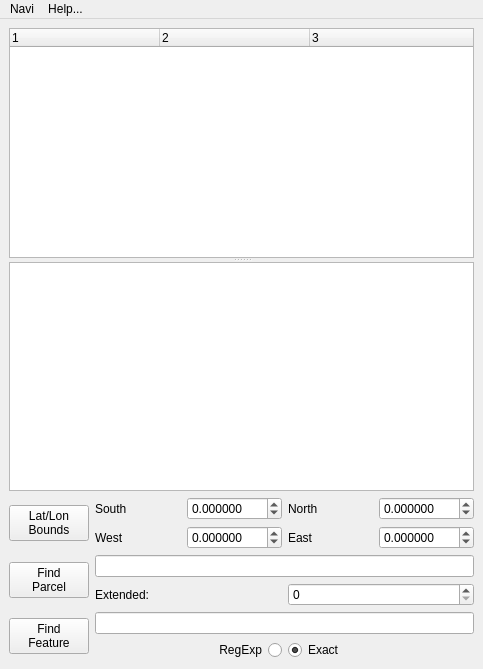
The window that ui/asroute.ui (berndhs/navi) describes before a commit, drawn with Qt 5.
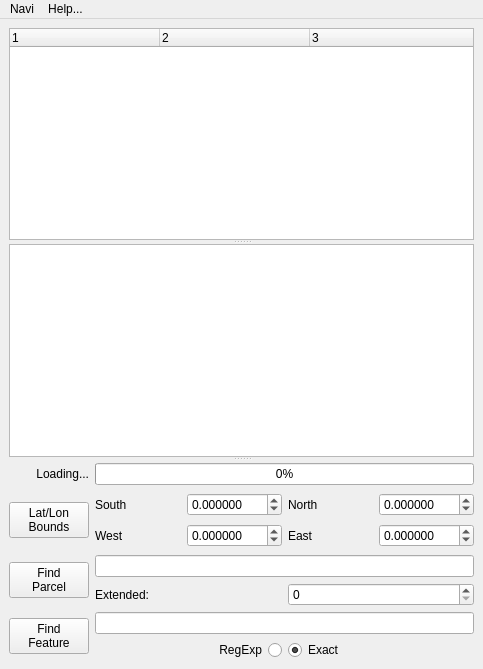
The same window after the commit. Icons and pictures are not drawn.

Patch:
```diff
--- a/ui/asroute.ui
+++ b/ui/asroute.ui
@@ -51,11 +51,9 @@
        </column>
       </widget>
       <widget class="QTextBrowser" name="logDisplay"/>
-     </widget>
-    </item>
-    <item row="1" column="0">
-     <layout class="QGridLayout" name="gridLayout">
-      <item row="0" column="0" rowspan="2">
+      <widget class="QWidget" name="">
+       <layout class="QGridLayout" name="ko">
+        <item row="1" column="0" rowspan="2">
        <widget class="QPushButton" name="latlonButton">
         <property name="sizePolicy">
          <sizepolicy hsizetype="Fixed" vsizetype="Fixed">
@@ -69,14 +67,14 @@
         </property>
        </widget>
       </item>
-      <item row="0" column="1">
+        <item row="1" column="1">
        <widget class="QLabel" name="latLabel">
         <property name="text">
          <string>South</string>
         </property>
        </widget>
       </item>
-      <item row="0" column="2">
+        <item row="1" column="2">
        <widget class="QDoubleSpinBox" name="southValue">
         <property name="decimals">
          <number>6</number>
@@ -92,14 +90,14 @@
         </property>
        </widget>
       </item>
-      <item row="0" column="3">
+        <item row="1" column="3">
        <widget class="QLabel" name="latNorth">
         <property name="text">
          <string>North</string>
         </property>
        </widget>
       </item>
-      <item row="0" column="4">
+        <item row="1" column="4">
        <widget class="QDoubleSpinBox" name="northValue">
         <property name="decimals">
          <number>6</number>
@@ -115,14 +113,14 @@
         </property>
        </widget>
       </item>
-      <item row="1" column="1">
+        <item row="2" column="1">
        <widget class="QLabel" name="lonLabel">
         <property name="text">
          <string>West</string>
         </property>
        </widget>
       </item>
-      <item row="1" column="2">
+        <item row="2" column="2">
        <widget class="QDoubleSpinBox" name="westValue">
         <property name="decimals">
          <number>6</number>
@@ -138,14 +136,14 @@
         </property>
        </widget>
       </item>
-      <item row="1" column="3">
+        <item row="2" column="3">
        <widget class="QLabel" name="lonLabel_2">
         <property name="text">
          <string>East</string>
         </property>
        </widget>
       </item>
-      <item row="1" column="4">
+        <item row="2" column="4">
        <widget class="QDoubleSpinBox" name="eastValue">
         <property name="decimals">
          <number>6</number>
@@ -161,7 +159,29 @@
         </property>
        </widget>
       </item>
-     </layout>
+        <item row="0" column="1" colspan="4">
+         <widget class="QProgressBar" name="loadBar">
+          <property name="value">
+           <number>0</number>
+          </property>
+         </widget>
+        </item>
+        <item row="0" column="0">
+         <widget class="QLabel" name="label">
+          <property name="layoutDirection">
+           <enum>Qt::LeftToRight</enum>
+          </property>
+          <property name="text">
+           <string>Loading...</string>
+          </property>
+          <property name="alignment">
+           <set>Qt::AlignRight|Qt::AlignTrailing|Qt::AlignVCenter</set>
+          </property>
+         </widget>
+        </item>
+       </layout>
+      </widget>
+     </widget>
     </item>
     <item row="2" column="0">
      <layout class="QGridLayout" name="gridLayout_2">
```
Left out of the diff: 10 changed lines with no effect on the pictures. Lines whose indentation alone changed are shown as unchanged.
